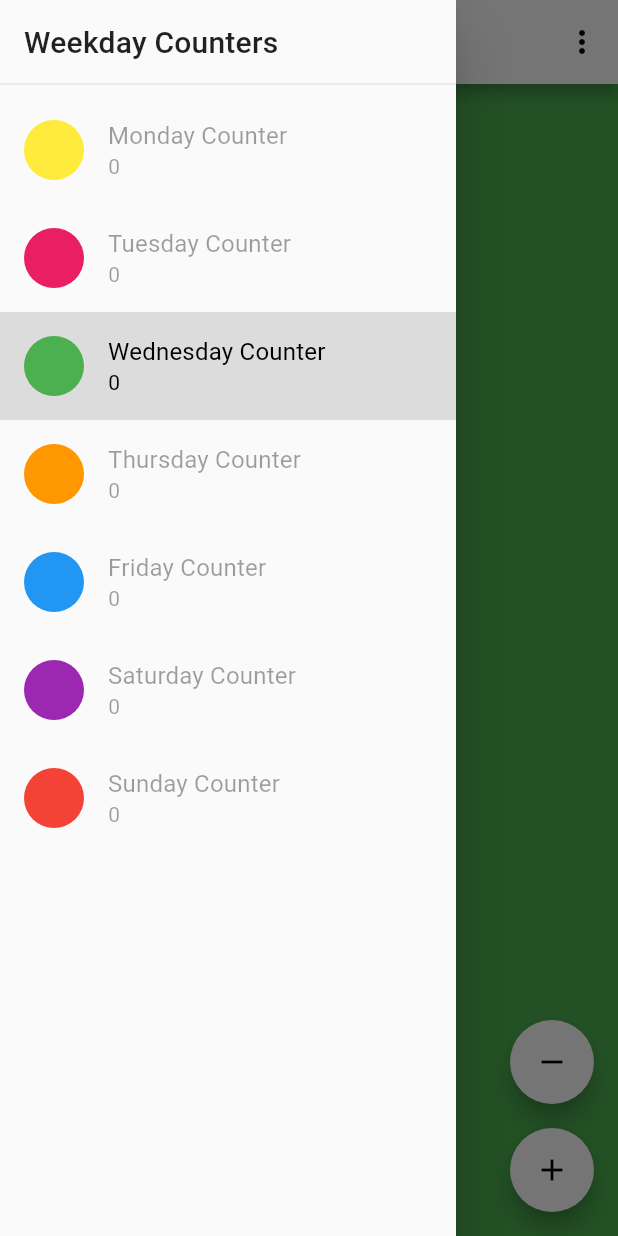
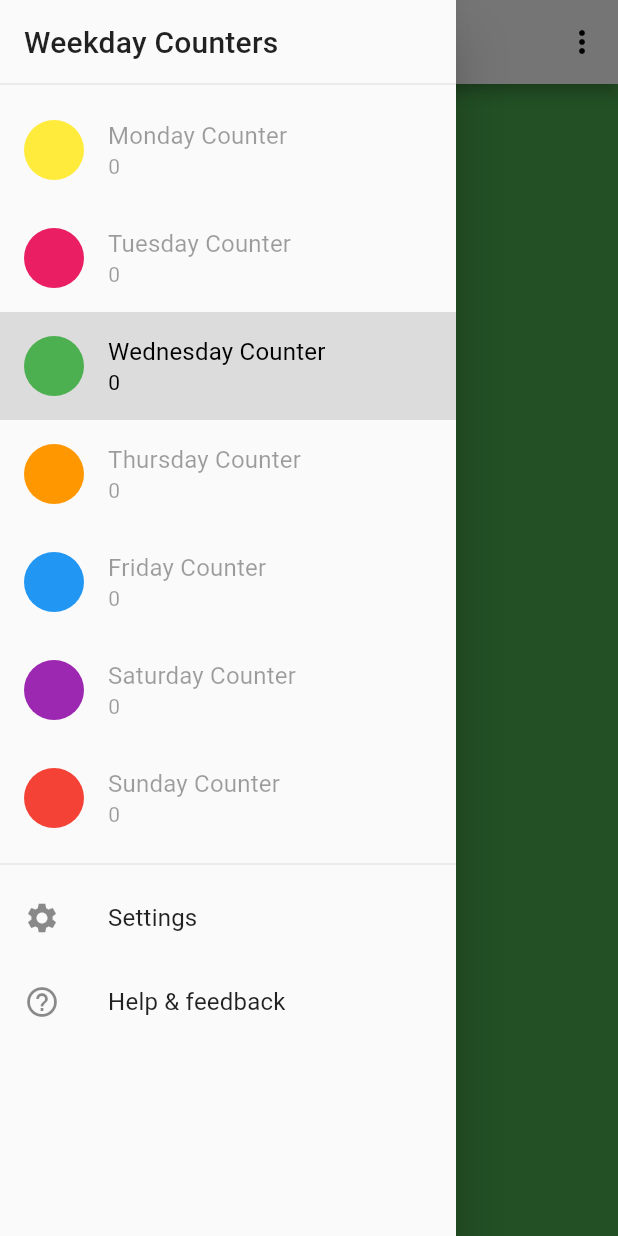
Before and after one commit to Appliberated/weekday_counters, a Flutter app: the screen it shows after launch, with the side drawer open, on a phone screen of 412 x 824 dp. Run offline on Flutter 3.47's test engine with Material 2 defaults, Android fonts, the phone set to English and light mode, and no system bars; our stand-ins replace share, shared_preferences.

Commit message:
Add Settings screen

```diff
--- /dev/null
+++ b/lib/common/app_settings.dart
@@ -0,0 +1,12 @@
+class AppSettings {
+
+//  bool _counterTapMode = false;
+  bool _counterTapMode = true;
+
+  bool get counterTapMode => _counterTapMode;
+
+  set counterTapMode(bool value) {
+    _counterTapMode = value;
+  }
+
+}
--- a/lib/common/app_strings.dart
+++ b/lib/common/app_strings.dart
@@ -8,7 +8,13 @@ import 'package:weekday_counters/screens/home.dart';
 class AppStrings {
   static const String appName = 'Weekday Counters';
 
+  //#region Drawer
+
   static const String drawerTitle = appName;
+  static const String settingsItemTitle = 'Settings';
+  static const String helpItemTitle = 'Help & feedback';
+
+  //#endregion
 
   //#region Menu items and functionality
 
@@ -35,7 +41,17 @@ class AppStrings {
   //#region Main functionality
 
   static const String incrementTooltip = 'Increment';
+  static const String incrementHeroTag = 'incrementHeroTag';
   static const String decrementTooltip = 'Decrement';
+  static const String decrementHeroTag = 'decrementHeroTag';
+
+  //#endregion
+
+  //#region Settings
+
+  static const String settingsTitle = 'Settings';
+  static const String counterTapModeTitle = 'Counter tap mode';
+  static const String counterTapModeSubtitle = 'Tap anywhere to increase counter';
 
 //#endregion
 }
--- a/lib/screens/home.dart
+++ b/lib/screens/home.dart
@@ -4,8 +4,10 @@
 
 import 'package:flutter/material.dart';
 import 'package:share/share.dart';
+import 'package:weekday_counters/common/app_settings.dart';
 import 'package:weekday_counters/common/app_strings.dart';
 import 'package:weekday_counters/models/counter.dart';
+import 'package:weekday_counters/screens/settings_screen.dart';
 import 'package:weekday_counters/utils/utils.dart';
 import 'package:weekday_counters/widgets/accept_cancel_dialog.dart';
 import 'package:weekday_counters/widgets/counter_display.dart';
@@ -26,6 +28,9 @@ class _HomeScreenState extends State<HomeScreen> {
   /// The map of counters for each counter type.
   final Counters _counters = Counters();
 
+  /// The current app settings.
+  final AppSettings _appSettings = AppSettings();
+
   @override
   void initState() {
     super.initState();
@@ -35,13 +40,9 @@ class _HomeScreenState extends State<HomeScreen> {
   /// Loads counter values from persistent storage.
   Future<void> _loadCounters() async {
     await _counters.load();
-    setState(() {});
-  }
-
-  /// Select and display the specified counter when its drawer list tile is tapped.
-  void _onDrawerCounterTap(CounterType counterType) {
-//    setState(() => _counters.currentType = counterType);
-    Navigator.pop(context);
+    setState(() {
+      /* Refresh after loading counters. */
+    });
   }
 
   /// Performs the tasks of the popup menu items (reset, share, rate, and help).
@@ -74,20 +75,36 @@ class _HomeScreenState extends State<HomeScreen> {
     }
   }
 
+  /// Navigates to the Settings screen, and refreshes on return.
+  Future<void> _loadSettingsScreen() async {
+    await Navigator.push(context,
+        MaterialPageRoute(builder: (context) => SettingsScreen(appSettings: _appSettings)));
+    setState(() {
+      /* Refresh after returning from Settings screen. */
+    });
+  }
+
   @override
   Widget build(BuildContext context) {
     final bool isPortrait = MediaQuery.of(context).size.height >= 500;
+
+    final CounterDisplay counterDisplay = CounterDisplay(
+      value: _counters.current.value,
+      color: _counters.current.color,
+      isPortrait: isPortrait,
+    );
 
     return Scaffold(
       key: _scaffoldKey,
       appBar: _buildAppBar(),
       drawer: _buildDrawer(),
-      body: CounterDisplay(
-        value: _counters.current.value,
-        color: _counters.current.color,
-        isPortrait: isPortrait,
-      ),
-      floatingActionButton: _buildFABs(isPortrait),
+      body: _appSettings.counterTapMode
+          ? GestureDetector(
+              onTap: () => setState(() => _counters.current.increment()),
+              child: counterDisplay,
+            )
+          : counterDisplay,
+      floatingActionButton: !(_appSettings.counterTapMode) ? _buildFABs(isPortrait) : null,
     );
   }
 
@@ -121,9 +138,9 @@ class _HomeScreenState extends State<HomeScreen> {
   Widget _buildDrawer() {
     return CountersDrawer(
       title: AppStrings.drawerTitle,
-//      currentCounter: _counters.current.type,
       counters: _counters,
-      onSelected: _onDrawerCounterTap,
+      onSelected: (CounterType value) => Navigator.pop(context),
+      onSettings: _loadSettingsScreen,
     );
   }
 
@@ -134,12 +151,14 @@ class _HomeScreenState extends State<HomeScreen> {
       mainAxisAlignment: MainAxisAlignment.end,
       children: <Widget>[
         FloatingActionButton(
+          heroTag: AppStrings.decrementHeroTag,
           onPressed: () => setState(() => _counters.current.decrement()),
           tooltip: AppStrings.decrementTooltip,
           child: const Icon(Icons.remove),
         ),
         isPortrait ? const SizedBox(height: 16.0) : const SizedBox(width: 16.0),
         FloatingActionButton(
+          heroTag: AppStrings.incrementHeroTag,
           onPressed: () => setState(() => _counters.current.increment()),
           tooltip: AppStrings.incrementTooltip,
           child: const Icon(Icons.add),
--- a/lib/widgets/counters_drawer.dart
+++ b/lib/widgets/counters_drawer.dart
@@ -3,6 +3,7 @@
 // found in the LICENSE file.
 
 import 'package:flutter/material.dart';
+import 'package:weekday_counters/common/app_strings.dart';
 import 'package:weekday_counters/models/counter.dart';
 import 'package:weekday_counters/utils/utils.dart';
 import 'package:weekday_counters/widgets/color_list_tile.dart';
@@ -15,6 +16,7 @@ class CountersDrawer extends StatelessWidget {
     @required this.title,
     this.counters,
     this.onSelected,
+    this.onSettings,
   })  : assert(title != null),
         super(key: key);
 
@@ -27,6 +29,8 @@ class CountersDrawer extends StatelessWidget {
   /// Called when the user taps a drawer list tile.
   final void Function(CounterType value) onSelected;
 
+  final void Function() onSettings;
+
   @override
   Widget build(BuildContext context) {
     return Drawer(
@@ -36,6 +40,20 @@ class CountersDrawer extends StatelessWidget {
           children: <Widget>[
             _buildDrawerHeader(context),
             ...CounterType.values.map((type) => _buildCounterListTile(context, type)),
+            Divider(),
+            ListTile(
+              leading: Icon(Icons.settings),
+              title: Text(AppStrings.settingsItemTitle),
+              onTap: () {
+                Navigator.pop(context);
+                if (onSettings != null) onSettings();
+              },
+            ),
+            ListTile(
+              leading: Icon(Icons.help_outline),
+              title: Text(AppStrings.helpItemTitle),
+              onTap: () {},
+            ),
           ],
         ),
       ),
```
Also changed, not shown: lib/screens/settings_screen.dart (added, +41 -0 lines).
